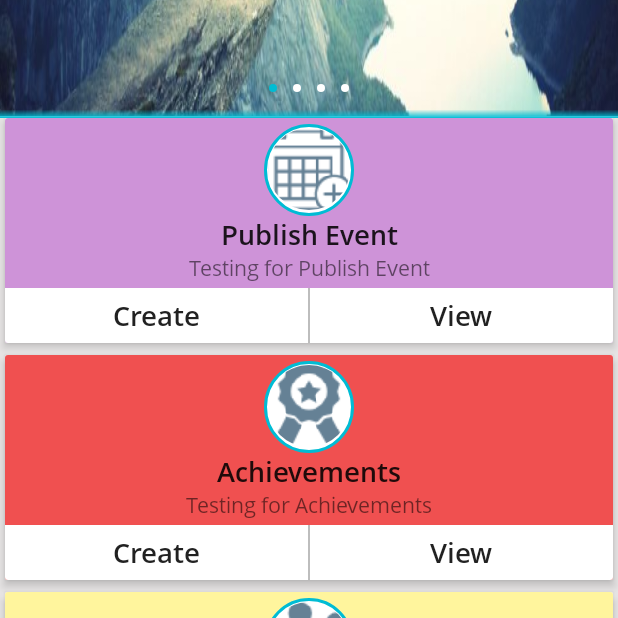
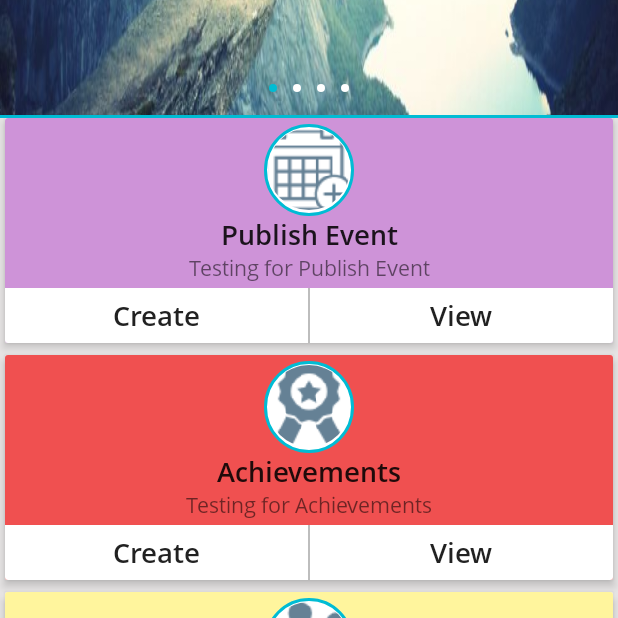
Before and after one commit to MobiowinMobiTech/paalan-android, an Android app: the fragment FragmentDashBorad placed in its activity, on a phone screen of 412 x 824 dp, the part 366-984 px from its top. Run offline under Robolectric (Android 15) with nearby library versions, the phone set to English and light mode, and no system bars; our stand-ins replace Picasso; network calls fail; pictures from the network do not load; 1 statement that could not run was skipped.

Commit message:
ORG_MODEL

```diff
--- a/app/src/main/res/drawable/shadow.xml
+++ b/app/src/main/res/drawable/shadow.xml
@@ -1,7 +1,7 @@
 <?xml version="1.0" encoding="utf-8"?>
 <shape xmlns:android="http://schemas.android.com/apk/res/android" android:shape="rectangle">
     <gradient
-        android:startColor="#00BCD4"
-        android:endColor="#1000BCD4"
+        android:startColor="@color/primary_text"
+        android:endColor="#10FFFFFF"
         android:angle="90"/>
 </shape>
--- a/app/src/main/res/layout/dashboard_framelayout.xml
+++ b/app/src/main/res/layout/dashboard_framelayout.xml
@@ -33,9 +33,9 @@
 
         <View
             android:layout_width="match_parent"
-            android:layout_height="5dp"
+            android:layout_height="2dp"
             android:layout_alignParentBottom="true"
-            android:background="@drawable/shadow"/>
+            android:background="@color/primary"/>
 
     </RelativeLayout>
 
--- a/app/src/main/res/layout/fragment_list_row.xml
+++ b/app/src/main/res/layout/fragment_list_row.xml
@@ -19,7 +19,7 @@
             android:id="@+id/txtDayRow"
             android:layout_width="wrap_content"
             android:layout_height="wrap_content"
-            android:textSize="20sp"
+            android:textSize="23sp"
             android:layout_marginTop="-7dp"
             android:textColor="@color/primary_text"
             />
@@ -27,7 +27,7 @@
             android:id="@+id/txtDateRow"
             android:layout_width="wrap_content"
             android:layout_height="wrap_content"
-            android:textSize="9sp"
+            android:textSize="10sp"
             android:textColor="@color/icons"
             />
     </LinearLayout>
```
Also changed, not shown: 1 other file.
